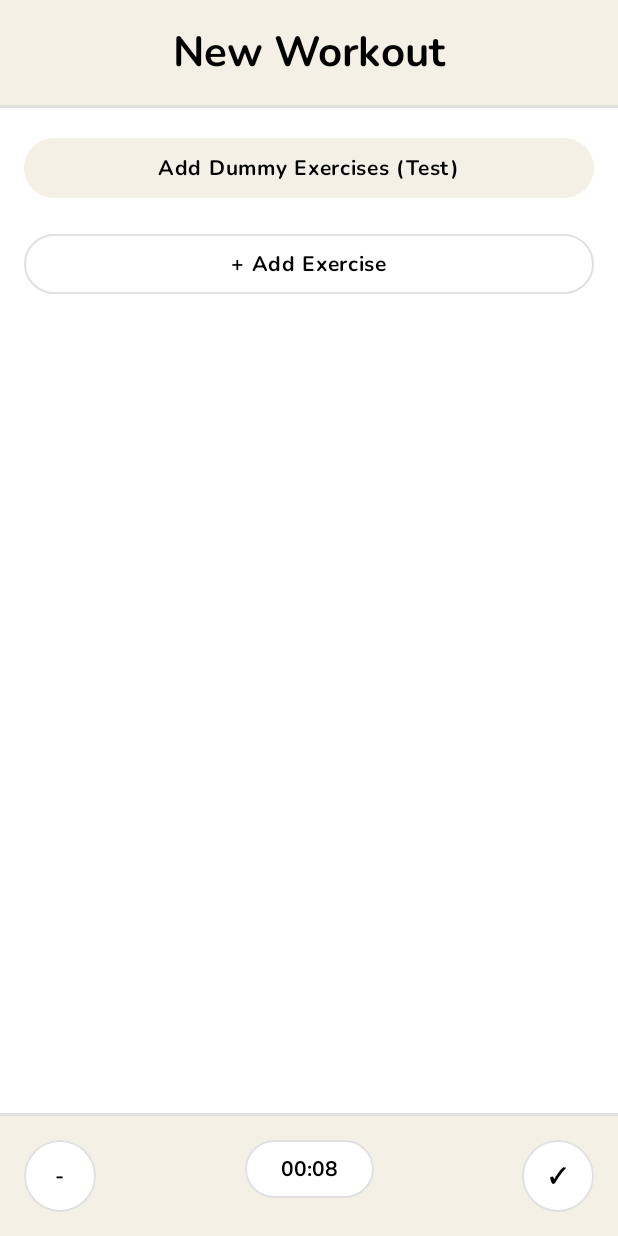
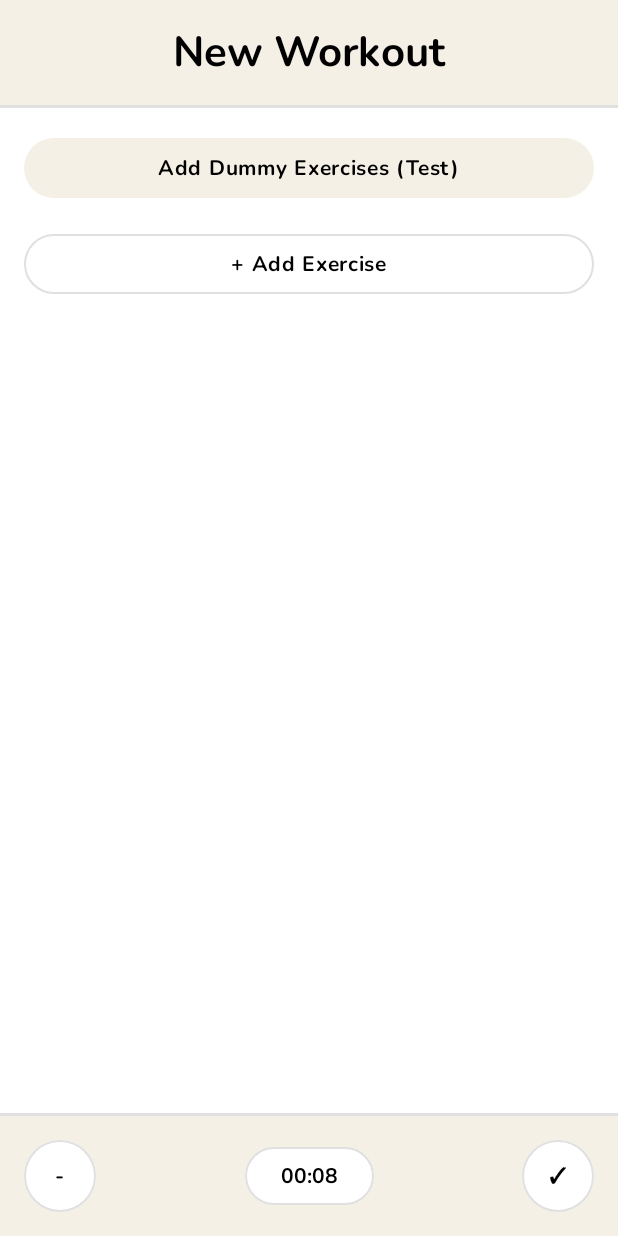
Before and after one commit to aliien15/ALift-App, an Android app built with Jetpack Compose: the screen it shows after launch (MainActivity), on a phone screen of 412 x 824 dp. Run offline under Robolectric (Android 15) with nearby library versions, the phone set to English and light mode, and no system bars; our stand-ins replace Room's generated code.

Commit message:
feat: aesthetic changes

```diff
--- a/app/src/main/java/com/me/aliftapp/ui/workout/WorkoutScreen.kt
+++ b/app/src/main/java/com/me/aliftapp/ui/workout/WorkoutScreen.kt
@@ -191,6 +191,7 @@ fun WorkoutScreen(viewModel: ActiveWorkoutViewModel) {
             Row(
                 modifier = Modifier.fillMaxWidth(),
                 horizontalArrangement = Arrangement.SpaceBetween,
+                verticalAlignment = Alignment.CenterVertically,
             ) {
                 Button(
                     onClick = {
@@ -215,10 +216,10 @@ fun WorkoutScreen(viewModel: ActiveWorkoutViewModel) {
                 Surface(
                     shape = ButtonDefaults.shape,
                     color =
-                        if (isRestTimerActive) MaterialTheme.colorScheme.tertiary
+                        if (isRestTimerActive) completedSetColor
                         else MaterialTheme.colorScheme.primary,
                     contentColor =
-                        if (isRestTimerActive) MaterialTheme.colorScheme.onTertiary
+                        if (isRestTimerActive) MaterialTheme.colorScheme.onBackground
                         else MaterialTheme.colorScheme.onPrimary,
                     border = BorderStroke(1.dp, MaterialTheme.colorScheme.outline),
                 ) {
```
